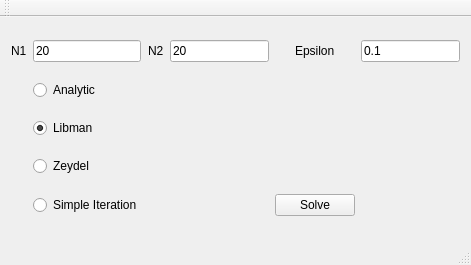
Qt form numeric-methods-lab-7/ElepticalEqutation/eleptical_interface.ui (alexbakharew/NumericalMethods2) before a commit.
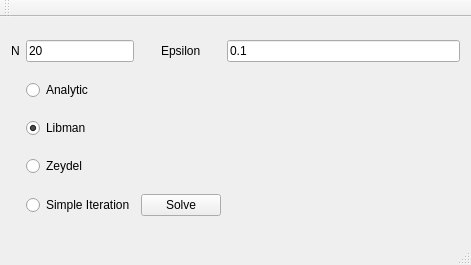
The same form after that commit.

Diff of the .ui file:
```diff
--- a/numeric-methods-lab-7/ElepticalEqutation/eleptical_interface.ui
+++ b/numeric-methods-lab-7/ElepticalEqutation/eleptical_interface.ui
@@ -15,34 +15,34 @@
   </property>
   <widget class="QWidget" name="centralWidget">
    <layout class="QGridLayout" name="gridLayout">
-    <item row="2" column="0">
-     <widget class="QLabel" name="label">
+    <item row="6" column="2">
+     <widget class="QPushButton" name="pushButton">
       <property name="text">
-       <string>N1</string>
+       <string>Solve</string>
+      </property>
+     </widget>
+    </item>
+    <item row="2" column="2" alignment="Qt::AlignHCenter">
+     <widget class="QLabel" name="label_2">
+      <property name="text">
+       <string>Epsilon</string>
       </property>
      </widget>
     </item>
     <item row="2" column="3">
-     <widget class="QLineEdit" name="lineEdit_N2">
+     <widget class="QLineEdit" name="lineEdit_eps">
       <property name="text">
-       <string>20</string>
+       <string>0.1</string>
       </property>
      </widget>
     </item>
     <item row="2" column="1" alignment="Qt::AlignLeft">
-     <widget class="QLineEdit" name="lineEdit_N1">
+     <widget class="QLineEdit" name="lineEdit_N">
       <property name="text">
        <string>20</string>
       </property>
      </widget>
     </item>
-    <item row="5" column="1">
-     <widget class="QRadioButton" name="radioButton_3">
-      <property name="text">
-       <string>Zeydel</string>
-      </property>
-     </widget>
-    </item>
     <item row="4" column="1">
      <widget class="QRadioButton" name="radioButton">
       <property name="text">
@@ -53,41 +53,6 @@
       </property>
      </widget>
     </item>
-    <item row="2" column="5">
-     <widget class="QLineEdit" name="lineEdit">
-      <property name="text">
-       <string>0.1</string>
-      </property>
-     </widget>
-    </item>
-    <item row="2" column="4" alignment="Qt::AlignHCenter">
-     <widget class="QLabel" name="label_2">
-      <property name="text">
-       <string>Epsilon</string>
-      </property>
-     </widget>
-    </item>
-    <item row="6" column="1">
-     <widget class="QRadioButton" name="radioButton_2">
-      <property name="text">
-       <string>Simple Iteration</string>
-      </property>
-     </widget>
-    </item>
-    <item row="2" column="2" alignment="Qt::AlignHCenter">
-     <widget class="QLabel" name="label_3">
-      <property name="text">
-       <string>N2</string>
-      </property>
-     </widget>
-    </item>
-    <item row="6" column="4">
-     <widget class="QPushButton" name="pushButton">
-      <property name="text">
-       <string>Solve</string>
-      </property>
-     </widget>
-    </item>
     <item row="3" column="1">
      <widget class="QRadioButton" name="radioButton_4">
       <property name="text">
@@ -95,6 +60,27 @@
       </property>
      </widget>
     </item>
+    <item row="5" column="1">
+     <widget class="QRadioButton" name="radioButton_3">
+      <property name="text">
+       <string>Zeydel</string>
+      </property>
+     </widget>
+    </item>
+    <item row="6" column="1">
+     <widget class="QRadioButton" name="radioButton_2">
+      <property name="text">
+       <string>Simple Iteration</string>
+      </property>
+     </widget>
+    </item>
+    <item row="2" column="0">
+     <widget class="QLabel" name="label">
+      <property name="text">
+       <string>N</string>
+      </property>
+     </widget>
+    </item>
    </layout>
   </widget>
   <widget class="QMenuBar" name="menuBar">
```
